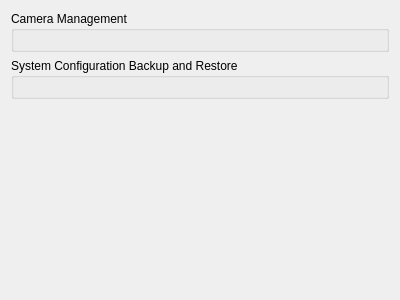
Before: the Qt Designer form client/src/ui/widgets/settings/general_system_administration_widget.ui in networkoptix/nx_open, drawn with Qt 5.
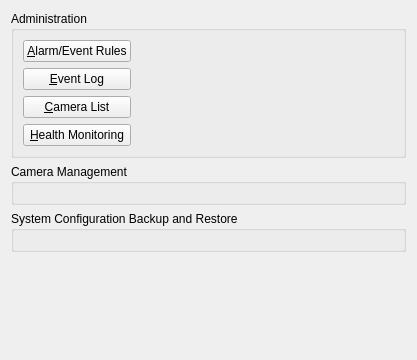
After: the same form once the commit is applied. Custom widgets are drawn as their Qt base class.

Commit message:
(Issue #3630) :  forms improvements
<==== Mercurial data ====>
Branch: master

Diff of the .ui file:
```diff
--- a/client/src/ui/widgets/settings/general_system_administration_widget.ui
+++ b/client/src/ui/widgets/settings/general_system_administration_widget.ui
@@ -6,11 +6,79 @@
    <rect>
     <x>0</x>
     <y>0</y>
-    <width>400</width>
-    <height>300</height>
+    <width>417</width>
+    <height>360</height>
    </rect>
   </property>
-  <layout class="QVBoxLayout" name="verticalLayout" stretch="0,0,1">
+  <layout class="QVBoxLayout" name="verticalLayout">
+   <item>
+    <widget class="QGroupBox" name="commonGroupBox">
+     <property name="title">
+      <string>Administration</string>
+     </property>
+     <layout class="QHBoxLayout" name="horizontalLayout" stretch="0,0">
+      <item>
+       <widget class="QWidget" name="widget" native="true">
+        <layout class="QVBoxLayout" name="verticalLayout_5">
+         <property name="leftMargin">
+          <number>0</number>
+         </property>
+         <property name="topMargin">
+          <number>0</number>
+         </property>
+         <property name="rightMargin">
+          <number>0</number>
+         </property>
+         <property name="bottomMargin">
+          <number>0</number>
+         </property>
+         <item>
+          <widget class="QPushButton" name="businessRulesButton">
+           <property name="text">
+            <string>&amp;Alarm/Event Rules</string>
+           </property>
+          </widget>
+         </item>
+         <item>
+          <widget class="QPushButton" name="eventLogButton">
+           <property name="text">
+            <string>&amp;Event Log</string>
+           </property>
+          </widget>
+         </item>
+         <item>
+          <widget class="QPushButton" name="cameraListButton">
+           <property name="text">
+            <string>&amp;Camera List</string>
+           </property>
+          </widget>
+         </item>
+         <item>
+          <widget class="QPushButton" name="healthMonitorButton">
+           <property name="text">
+            <string>&amp;Health Monitoring</string>
+           </property>
+          </widget>
+         </item>
+        </layout>
+       </widget>
+      </item>
+      <item>
+       <spacer name="horizontalSpacer">
+        <property name="orientation">
+         <enum>Qt::Horizontal</enum>
+        </property>
+        <property name="sizeHint" stdset="0">
+         <size>
+          <width>40</width>
+          <height>20</height>
+         </size>
+        </property>
+       </spacer>
+      </item>
+     </layout>
+    </widget>
+   </item>
    <item>
     <widget class="QGroupBox" name="camerasGroupBox">
      <property name="title">
```
The commit also changes 1 other file.
